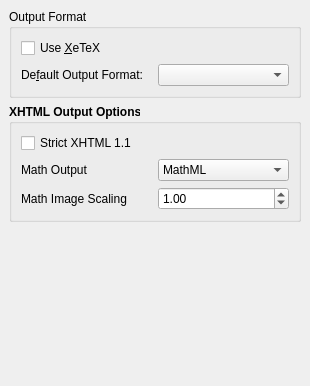
cburschka/lyx, file src/frontends/qt4/ui/OutputUi.ui: the form before one commit.
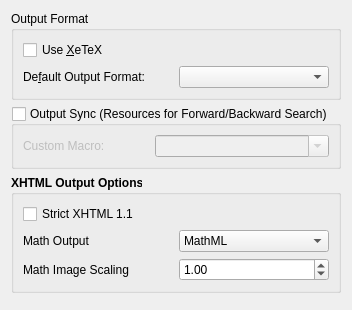
The form after the commit.

Commit message: Introduce output_sync ui for forward/reverse search

Patch:
```diff
--- a/src/frontends/qt4/ui/OutputUi.ui
+++ b/src/frontends/qt4/ui/OutputUi.ui
@@ -1,50 +1,44 @@
 <ui version="4.0">
  <class>OutputUi</class>
- <widget class="QWidget" name="OutputUi">
-  <property name="geometry">
+ <widget class="QWidget" name="OutputUi" >
+  <property name="geometry" >
    <rect>
     <x>0</x>
     <y>0</y>
-    <width>310</width>
-    <height>386</height>
+    <width>335</width>
+    <height>310</height>
    </rect>
   </property>
   <property name="windowTitle">
    <string>Form</string>
   </property>
-  <layout class="QGridLayout">
-   <property name="margin">
-    <number>9</number>
-   </property>
-   <property name="spacing">
-    <number>6</number>
-   </property>
-   <item row="0" column="0">
-    <widget class="QGroupBox" name="outputFormatGB">
-     <property name="title">
+  <layout class="QVBoxLayout" name="verticalLayout" >
+   <item>
+    <widget class="QGroupBox" name="outputFormatGB" >
+     <property name="title" >
       <string>Output Format</string>
      </property>
      <property name="flat">
       <bool>true</bool>
      </property>
-     <layout class="QGridLayout">
-      <property name="margin">
+     <layout class="QGridLayout" >
+      <property name="margin" >
        <number>9</number>
       </property>
       <property name="spacing">
        <number>6</number>
       </property>
-      <item row="1" column="0">
-       <layout class="QHBoxLayout">
-        <property name="spacing">
+      <item row="1" column="0" >
+       <layout class="QHBoxLayout" >
+        <property name="spacing" >
          <number>6</number>
         </property>
-        <property name="margin">
+        <property name="margin" >
          <number>0</number>
         </property>
         <item>
-         <widget class="QLabel" name="defaultFormatLA">
-          <property name="toolTip">
+         <widget class="QLabel" name="defaultFormatLA" >
+          <property name="toolTip" >
            <string>Specify the default output format (for view/update)</string>
           </property>
           <property name="text">
@@ -56,17 +50,17 @@
          </widget>
         </item>
         <item>
-         <widget class="QComboBox" name="defaultFormatCO">
-          <property name="toolTip">
+         <widget class="QComboBox" name="defaultFormatCO" >
+          <property name="toolTip" >
            <string>Specify the default output format (for view/update)</string>
           </property>
          </widget>
         </item>
        </layout>
       </item>
-      <item row="0" column="0">
-       <widget class="QCheckBox" name="xetexCB">
-        <property name="toolTip">
+      <item row="0" column="0" >
+       <widget class="QCheckBox" name="xetexCB" >
+        <property name="toolTip" >
          <string>Use the XeTeX processing engine</string>
         </property>
         <property name="text">
@@ -77,9 +71,71 @@
      </layout>
     </widget>
    </item>
-   <item row="1" column="0">
-    <widget class="QGroupBox" name="xhtmlGB">
-     <property name="font">
+   <item>
+    <widget class="QGroupBox" name="outputsyncCB" >
+     <property name="toolTip" >
+      <string>SyncTeX  for PDF, srcltx for DVI</string>
+     </property>
+     <property name="title" >
+      <string>Output Sync (Resources for Forward/Backward Search)</string>
+     </property>
+     <property name="flat" >
+      <bool>true</bool>
+     </property>
+     <property name="checkable" >
+      <bool>true</bool>
+     </property>
+     <property name="checked" >
+      <bool>false</bool>
+     </property>
+     <layout class="QVBoxLayout" name="verticalLayout_2" >
+      <item>
+       <layout class="QHBoxLayout" name="horizontalLayout" >
+        <item>
+         <widget class="QLabel" name="label" >
+          <property name="text" >
+           <string>Custom Macro:</string>
+          </property>
+         </widget>
+        </item>
+        <item>
+         <widget class="QComboBox" name="synccustomCB" >
+          <property name="toolTip" >
+           <string>Custom LaTeX preamble macro</string>
+          </property>
+          <property name="editable" >
+           <bool>true</bool>
+          </property>
+          <item>
+           <property name="text" >
+            <string/>
+           </property>
+          </item>
+          <item>
+           <property name="text" >
+            <string>\synctex=1</string>
+           </property>
+          </item>
+          <item>
+           <property name="text" >
+            <string>\synctex=-1</string>
+           </property>
+          </item>
+          <item>
+           <property name="text" >
+            <string>\usepackage[active]{srcltx}</string>
+           </property>
+          </item>
+         </widget>
+        </item>
+       </layout>
+      </item>
+     </layout>
+    </widget>
+   </item>
+   <item>
+    <widget class="QGroupBox" name="xhtmlGB" >
+     <property name="font" >
       <font>
        <weight>75</weight>
        <bold>true</bold>
@@ -195,9 +251,9 @@
      </layout>
     </widget>
    </item>
-   <item row="2" column="0">
-    <spacer name="verticalSpacer">
-     <property name="orientation">
+   <item>
+    <spacer name="verticalSpacer" >
+     <property name="orientation" >
       <enum>Qt::Vertical</enum>
      </property>
      <property name="sizeHint" stdset="0">
```
Left out of the diff: 82 changed lines with no effect on the pictures. The commit also changes 6 other files.
